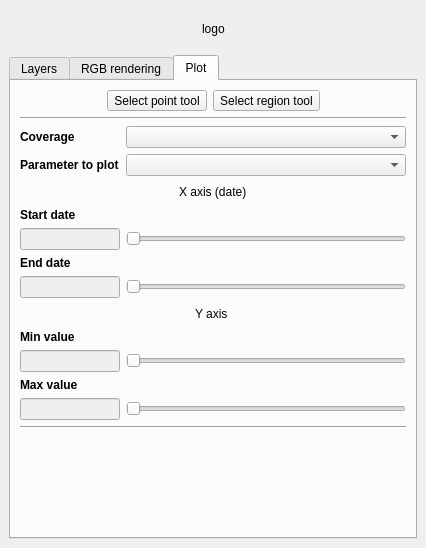
Qt form datacubeplugin/ui/datacubewidget.ui (planetfederal/qgis-datacube-plugin) before a commit.
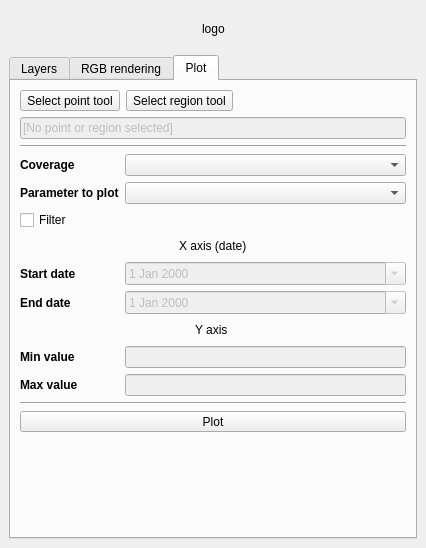
The same form after that commit. The open tabs and pages were chosen to show the change.

Commit message: added plot button for plotting data on demand

What changed in the file:
```diff
--- a/datacubeplugin/ui/datacubewidget.ui
+++ b/datacubeplugin/ui/datacubewidget.ui
@@ -227,21 +227,22 @@
         <string>Plot</string>
        </attribute>
        <layout class="QGridLayout" name="gridLayout_2">
-        <item row="0" column="0" colspan="5">
+        <item row="2" column="0" colspan="4">
+         <widget class="Line" name="line_2">
+          <property name="orientation">
+           <enum>Qt::Horizontal</enum>
+          </property>
+         </widget>
+        </item>
+        <item row="19" column="0" colspan="4">
+         <widget class="Line" name="line_3">
+          <property name="orientation">
+           <enum>Qt::Horizontal</enum>
+          </property>
+         </widget>
+        </item>
+        <item row="0" column="0" colspan="4">
          <layout class="QHBoxLayout" name="horizontalLayout_2">
-          <item>
-           <spacer name="horizontalSpacer_6">
-            <property name="orientation">
-             <enum>Qt::Horizontal</enum>
-            </property>
-            <property name="sizeHint" stdset="0">
-             <size>
-              <width>40</width>
-              <height>20</height>
-             </size>
-            </property>
-           </spacer>
-          </item>
           <item>
            <widget class="QToolButton" name="selectPointButton">
             <property name="text">
@@ -280,61 +281,7 @@
           </item>
          </layout>
         </item>
-        <item row="2" column="1" colspan="4">
-         <widget class="QComboBox" name="comboCoverageToPlot"/>
-        </item>
-        <item row="1" column="0" colspan="5">
-         <widget class="Line" name="line_2">
-          <property name="orientation">
-           <enum>Qt::Horizontal</enum>
-          </property>
-         </widget>
-        </item>
-        <item row="10" column="0" colspan="5">
-         <layout class="QHBoxLayout" name="horizontalLayout_3">
-          <item>
-           <spacer name="horizontalSpacer_3">
-            <property name="orientation">
-             <enum>Qt::Horizontal</enum>
-            </property>
-            <property name="sizeHint" stdset="0">
-             <size>
-              <width>40</width>
-              <height>20</height>
-             </size>
-            </property>
-           </spacer>
-          </item>
-          <item>
-           <widget class="QLabel" name="label_11">
-            <property name="text">
-             <string>Y axis </string>
-            </property>
-           </widget>
-          </item>
-          <item>
-           <spacer name="horizontalSpacer_2">
-            <property name="orientation">
-             <enum>Qt::Horizontal</enum>
-            </property>
-            <property name="sizeHint" stdset="0">
-             <size>
-              <width>40</width>
-              <height>20</height>
-             </size>
-            </property>
-           </spacer>
-          </item>
-         </layout>
-        </item>
-        <item row="17" column="0" colspan="5">
-         <widget class="Line" name="line_3">
-          <property name="orientation">
-           <enum>Qt::Horizontal</enum>
-          </property>
-         </widget>
-        </item>
-        <item row="2" column="0">
+        <item row="3" column="0">
          <widget class="QLabel" name="label_5">
           <property name="font">
            <font>
@@ -347,7 +294,7 @@
           </property>
          </widget>
         </item>
-        <item row="15" column="0">
+        <item row="17" column="0">
          <widget class="QLabel" name="label_8">
           <property name="font">
            <font>
@@ -360,20 +307,7 @@
           </property>
          </widget>
         </item>
-        <item row="3" column="0">
-         <widget class="QLabel" name="label_6">
-          <property name="font">
-           <font>
-            <weight>75</weight>
-            <bold>true</bold>
-           </font>
-          </property>
-          <property name="text">
-           <string>Parameter to plot</string>
-          </property>
-         </widget>
-        </item>
-        <item row="13" column="0">
+        <item row="15" column="0">
          <widget class="QLabel" name="label_7">
           <property name="font">
            <font>
@@ -386,7 +320,20 @@
           </property>
          </widget>
         </item>
-        <item row="4" column="0" colspan="5">
+        <item row="4" column="0">
+         <widget class="QLabel" name="label_6">
+          <property name="font">
+           <font>
+            <weight>75</weight>
+            <bold>true</bold>
+           </font>
+          </property>
+          <property name="text">
+           <string>Parameter to plot</string>
+          </property>
+         </widget>
+        </item>
+        <item row="6" column="0" colspan="4">
          <layout class="QHBoxLayout" name="horizontalLayout_4">
           <item>
            <spacer name="horizontalSpacer_4">
@@ -423,10 +370,64 @@
           </item>
          </layout>
         </item>
-        <item row="3" column="1" colspan="4">
-         <widget class="QComboBox" name="comboParameterToPlot"/>
+        <item row="12" column="0" colspan="4">
+         <layout class="QHBoxLayout" name="horizontalLayout_3">
+          <item>
+           <spacer name="horizontalSpacer_3">
+            <property name="orientation">
+             <enum>Qt::Horizontal</enum>
+            </property>
+            <property name="sizeHint" stdset="0">
+             <size>
+              <width>40</width>
+              <height>20</height>
+             </size>
+            </property>
+           </spacer>
+          </item>
+          <item>
+           <widget class="QLabel" name="label_11">
+            <property name="text">
+             <string>Y axis </string>
+            </property>
+           </widget>
+          </item>
+          <item>
+           <spacer name="horizontalSpacer_2">
+            <property name="orientation">
+             <enum>Qt::Horizontal</enum>
+            </property>
+            <property name="sizeHint" stdset="0">
+             <size>
+              <width>40</width>
+              <height>20</height>
+             </size>
+            </property>
+           </spacer>
+          </item>
+         </layout>
         </item>
-        <item row="18" column="4">
+        <item row="1" column="0" colspan="4">
+         <widget class="QLineEdit" name="txtSelectedArea">
+          <property name="enabled">
+           <bool>false</bool>
+          </property>
+          <property name="text">
+           <string>[No point or region selected]</string>
+          </property>
+         </widget>
+        </item>
+        <item row="5" column="0">
+         <widget class="QCheckBox" name="chkFilter">
+          <property name="text">
+           <string>Filter</string>
+          </property>
+          <property name="checked">
+           <bool>false</bool>
+          </property>
+         </widget>
+        </item>
+        <item row="21" column="3">
          <spacer name="verticalSpacer_2">
           <property name="orientation">
            <enum>Qt::Vertical</enum>
@@ -439,43 +440,7 @@
           </property>
          </spacer>
         </item>
-        <item row="14" column="1" colspan="4">
-         <widget class="QSlider" name="sliderMinY">
-          <property name="orientation">
-           <enum>Qt::Horizontal</enum>
-          </property>
-          <property name="tickPosition">
-           <enum>QSlider::NoTicks</enum>
-          </property>
-         </widget>
-        </item>
-        <item row="14" column="0">
-         <widget class="QLineEdit" name="txtMinY">
-          <property name="enabled">
-           <bool>false</bool>
-          </property>
-          <property name="sizePolicy">
-           <sizepolicy hsizetype="Minimum" vsizetype="Fixed">
-            <horstretch>0</horstretch>
-            <verstretch>0</verstretch>
-           </sizepolicy>
-          </property>
-          <property name="maximumSize">
-           <size>
-            <width>100</width>
-            <height>16777215</height>
-           </size>
-          </property>
-         </widget>
-        </item>
-        <item row="16" column="1" colspan="4">
-         <widget class="QSlider" name="sliderMaxY">
-          <property name="orientation">
-           <enum>Qt::Horizontal</enum>
-          </property>
-         </widget>
-        </item>
-        <item row="8" column="0">
+        <item row="10" column="0">
          <widget class="QLabel" name="label_9">
           <property name="font">
            <font>
@@ -488,26 +453,20 @@
           </property>
          </widget>
         </item>
-        <item row="16" column="0">
-         <widget class="QLineEdit" name="txtMaxY">
-          <property name="enabled">
-           <bool>false</bool>
-          </property>
+        <item row="20" column="0" colspan="4">
+         <widget class="QToolButton" name="plotButton">
           <property name="sizePolicy">
-           <sizepolicy hsizetype="Minimum" vsizetype="Fixed">
+           <sizepolicy hsizetype="Expanding" vsizetype="Fixed">
             <horstretch>0</horstretch>
             <verstretch>0</verstretch>
            </sizepolicy>
           </property>
-          <property name="maximumSize">
-           <size>
-            <width>100</width>
-            <height>16777215</height>
-           </size>
+          <property name="text">
+           <string>Plot</string>
           </property>
          </widget>
         </item>
-        <item row="5" column="0">
+        <item row="7" column="0">
          <widget class="QLabel" name="label_10">
           <property name="font">
            <font>
@@ -520,28 +479,34 @@
           </property>
          </widget>
         </item>
-        <item row="7" column="1" colspan="4">
-         <widget class="QSlider" name="sliderStartDate">
-          <property name="orientation">
-           <enum>Qt::Horizontal</enum>
+        <item row="3" column="1" colspan="3">
+         <widget class="QComboBox" name="comboCoverageToPlot"/>
+        </item>
+        <item row="4" column="1" colspan="3">
+         <widget class="QComboBox" name="comboParameterToPlot"/>
+        </item>
+        <item row="7" column="1" colspan="3">
+         <widget class="QDateEdit" name="txtStartDate">
+          <property name="enabled">
+           <bool>false</bool>
           </property>
-          <property name="tickPosition">
-           <enum>QSlider::NoTicks</enum>
+          <property name="calendarPopup">
+           <bool>true</bool>
           </property>
          </widget>
         </item>
-        <item row="9" column="1" colspan="4">
-         <widget class="QSlider" name="sliderEndDate">
-          <property name="orientation">
-           <enum>Qt::Horizontal</enum>
+        <item row="10" column="1" colspan="3">
+         <widget class="QDateEdit" name="txtEndDate">
+          <property name="enabled">
+           <bool>false</bool>
           </property>
-          <property name="tickPosition">
-           <enum>QSlider::NoTicks</enum>
+          <property name="calendarPopup">
+           <bool>true</bool>
           </property>
          </widget>
         </item>
-        <item row="9" column="0">
-         <widget class="QLineEdit" name="txtEndDate">
+        <item row="15" column="1" colspan="3">
+         <widget class="QLineEdit" name="txtMinY">
           <property name="enabled">
            <bool>false</bool>
           </property>
@@ -553,14 +518,17 @@
           </property>
           <property name="maximumSize">
            <size>
-            <width>100</width>
+            <width>10000000</width>
             <height>16777215</height>
            </size>
           </property>
+          <property name="readOnly">
+           <bool>false</bool>
+          </property>
          </widget>
         </item>
-        <item row="7" column="0">
-         <widget class="QLineEdit" name="txtStartDate">
+        <item row="17" column="1" colspan="3">
+         <widget class="QLineEdit" name="txtMaxY">
           <property name="enabled">
            <bool>false</bool>
           </property>
@@ -572,7 +540,7 @@
           </property>
           <property name="maximumSize">
            <size>
-            <width>100</width>
+            <width>100000</width>
             <height>16777215</height>
            </size>
           </property>
```
Left out of the diff: 1 changed line with no effect on the pictures. The commit also changes 3 other files.
